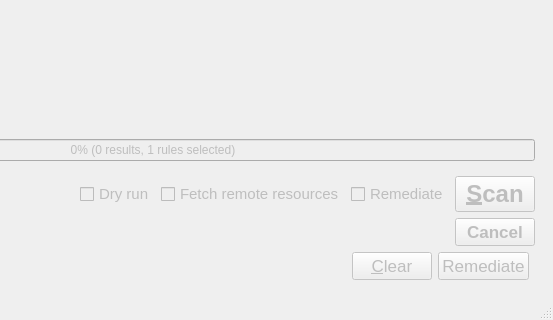
OpenSCAP/scap-workbench, file ui/MainWindow.ui: the form before one commit; both pictures show x 247 to 800 and y 530 to 850 of the 800 by 850 pixel window.
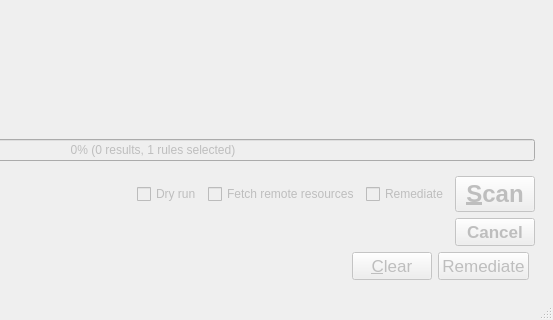
The form after the commit. Custom widgets are drawn as their Qt base class.

Commit message:
Remove fixed sizes of checkboxes and Port label
The checkboxes at the botton of MainWindow are varying in size depending
on the platform and screen resolution.
Removing the fixed size allows these elements' sizes to float.

Fixes #101.

Diff of the .ui file:
```diff
--- a/ui/MainWindow.ui
+++ b/ui/MainWindow.ui
@@ -339,11 +339,6 @@
              </item>
              <item>
               <widget class="QCheckBox" name="dryRunCheckBox">
-               <property name="font">
-                <font>
-                 <pointsize>11</pointsize>
-                </font>
-               </property>
                <property name="toolTip">
                 <string>When checked no action is performed after pressing Scan, a dialog with the used command-line arguments is shown instead.</string>
                </property>
@@ -354,11 +349,6 @@
              </item>
              <item>
               <widget class="QCheckBox" name="fetchRemoteResourcesCheckbox">
-               <property name="font">
-                <font>
-                 <pointsize>11</pointsize>
-                </font>
-               </property>
                <property name="toolTip">
                 <string>&lt;html&gt;&lt;head/&gt;&lt;body&gt;&lt;p&gt;Allow download of&amp;nbsp;remote OVAL content referenced from&amp;nbsp;XCCDF by&amp;nbsp;check-content-ref/@href.&lt;/p&gt;&lt;/body&gt;&lt;/html&gt;</string>
                </property>
@@ -369,11 +359,6 @@
              </item>
              <item>
               <widget class="QCheckBox" name="onlineRemediationCheckBox">
-               <property name="font">
-                <font>
-                 <pointsize>11</pointsize>
-                </font>
-               </property>
                <property name="toolTip">
                 <string>&lt;html&gt;&lt;head/&gt;&lt;body&gt;&lt;p&gt;Attempts to automatically correct issues identified by the scan.&lt;/p&gt;&lt;p&gt;Note: Automated remediation may impact system functionality.&lt;/p&gt;&lt;/body&gt;&lt;/html&gt;</string>
                </property>
```
Left out of the diff: 1 changed line with no effect on the pictures. The commit also changes 1 other file.
